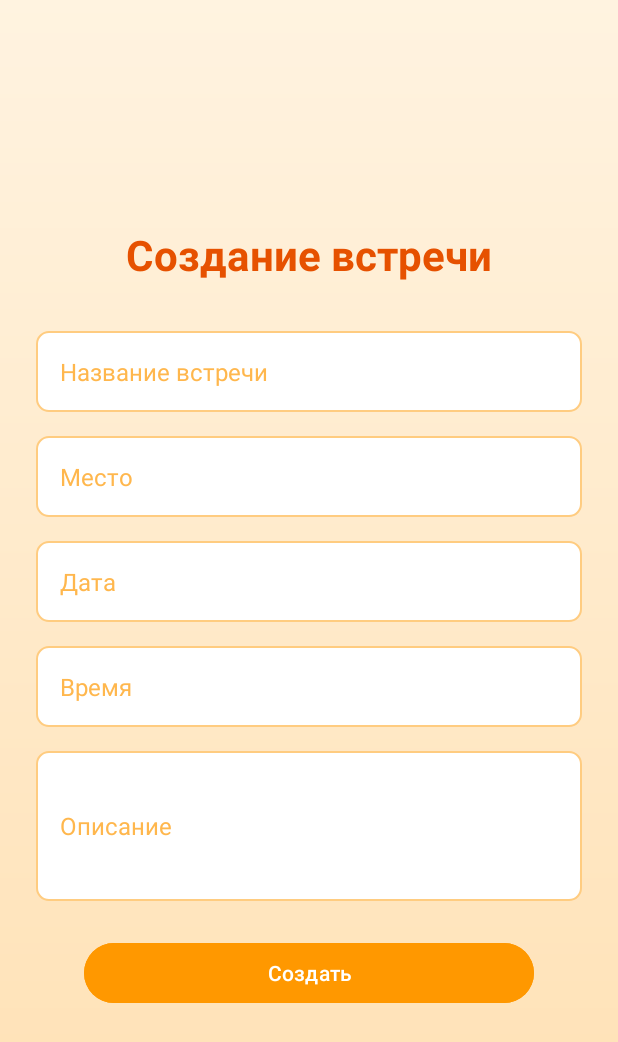
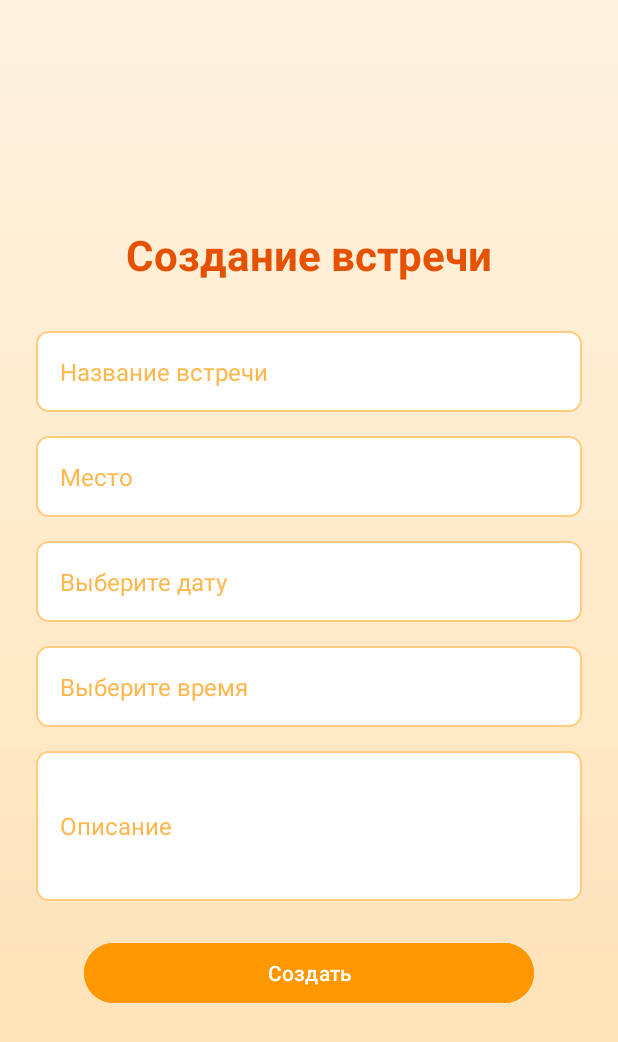
Before and after one commit to Tunez666/cursuch, an Android app: the layout activity_create_m.xml on its own in the app's theme, with its tools: preview values and no code run, on a phone screen of 412 x 824 dp. Shown: the top 1042 px of the screen. Run offline under Robolectric (Android 15) with nearby library versions, the phone set to English and light mode, and no system bars.

Commit message:
data i vremy

```diff
--- a/app/src/main/res/layout/activity_create_m.xml
+++ b/app/src/main/res/layout/activity_create_m.xml
@@ -44,29 +44,33 @@
         android:layout_marginBottom="16dp"
         android:textColor="#000000"/>
 
-    <EditText
+    <TextView
         android:id="@+id/datee"
         android:layout_width="match_parent"
         android:layout_height="wrap_content"
-        android:hint="Дата"
+        android:hint="Выберите дату"
         android:textSize="16sp"
         android:padding="16dp"
         android:background="@drawable/fox_edit_text_background"
         android:textColorHint="@color/fox_light_orange"
         android:layout_marginBottom="16dp"
-        android:textColor="#000000"/>
+        android:textColor="#000000"
+        android:focusable="false"
+        android:clickable="true" />
 
-    <EditText
+    <TextView
         android:id="@+id/timee"
         android:layout_width="match_parent"
         android:layout_height="wrap_content"
-        android:hint="Время"
+        android:hint="Выберите время"
         android:textSize="16sp"
         android:padding="16dp"
         android:background="@drawable/fox_edit_text_background"
         android:textColorHint="@color/fox_light_orange"
         android:layout_marginBottom="16dp"
-        android:textColor="#000000"/>
+        android:textColor="#000000"
+        android:focusable="false"
+        android:clickable="true" />
 
     <EditText
         android:id="@+id/desc"
```
Also changed, not shown: app/src/main/java/com/example/alive/DatabaseHelper.java (+20 -2 lines), app/src/main/java/com/example/alive/create_m.java (+71 -13 lines), app/src/main/java/com/example/alive/md.java (+14 -4 lines).
